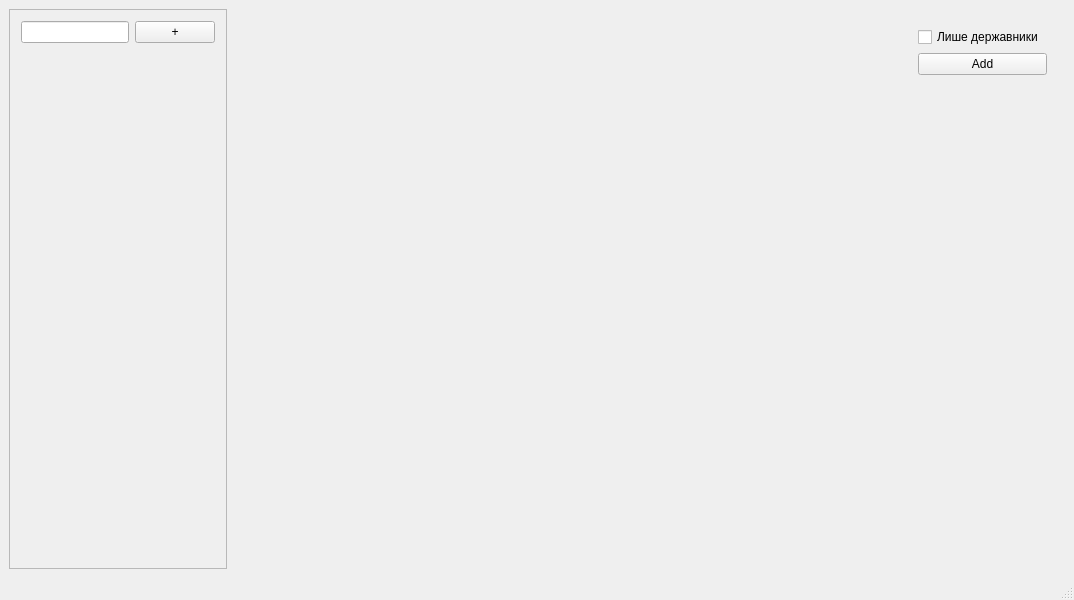
zzvanyazz/Kursova, file Kursova/EducationProgressForms/educationprogressmainwindow.ui: the form before one commit.
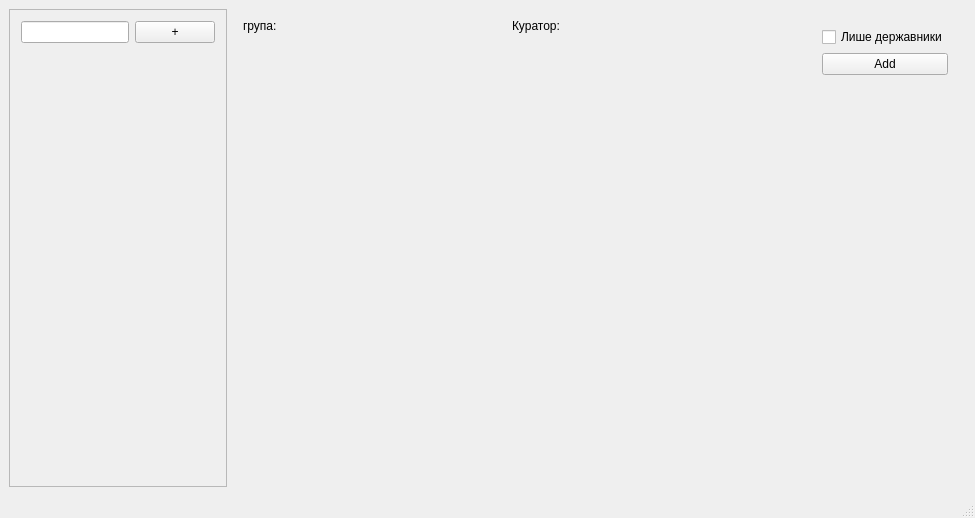
The form after the commit.

What changed in the file:
```diff
--- a/Kursova/EducationProgressForms/educationprogressmainwindow.ui
+++ b/Kursova/EducationProgressForms/educationprogressmainwindow.ui
@@ -6,8 +6,8 @@
    <rect>
     <x>0</x>
     <y>0</y>
-    <width>1074</width>
-    <height>600</height>
+    <width>975</width>
+    <height>518</height>
    </rect>
   </property>
   <property name="sizePolicy">
@@ -25,7 +25,7 @@
      <widget class="QScrollArea" name="scrollArea">
       <property name="sizePolicy">
        <sizepolicy hsizetype="Minimum" vsizetype="Minimum">
-        <horstretch>1</horstretch>
+        <horstretch>2</horstretch>
         <verstretch>0</verstretch>
        </sizepolicy>
       </property>
@@ -38,7 +38,7 @@
          <x>0</x>
          <y>0</y>
          <width>221</width>
-         <height>526</height>
+         <height>444</height>
         </rect>
        </property>
        <property name="sizePolicy">
@@ -149,17 +149,94 @@
      <widget class="QWidget" name="widget_2" native="true">
       <property name="sizePolicy">
        <sizepolicy hsizetype="Minimum" vsizetype="Minimum">
-        <horstretch>4</horstretch>
+        <horstretch>10</horstretch>
         <verstretch>0</verstretch>
        </sizepolicy>
       </property>
+      <layout class="QVBoxLayout" name="verticalLayout_6">
+       <item>
+        <widget class="QWidget" name="InfoWidget" native="true">
+         <property name="sizePolicy">
+          <sizepolicy hsizetype="Minimum" vsizetype="Maximum">
+           <horstretch>0</horstretch>
+           <verstretch>0</verstretch>
+          </sizepolicy>
+         </property>
+         <layout class="QHBoxLayout" name="horizontalLayout_3">
+          <property name="leftMargin">
+           <number>1</number>
+          </property>
+          <property name="topMargin">
+           <number>1</number>
+          </property>
+          <property name="rightMargin">
+           <number>1</number>
+          </property>
+          <property name="bottomMargin">
+           <number>1</number>
+          </property>
+          <item>
+           <widget class="QLabel" name="labelGrup">
+            <property name="sizePolicy">
+             <sizepolicy hsizetype="Maximum" vsizetype="Preferred">
+              <horstretch>0</horstretch>
+              <verstretch>0</verstretch>
+             </sizepolicy>
+            </property>
+            <property name="text">
+             <string>група:</string>
+            </property>
+           </widget>
+          </item>
+          <item>
+           <widget class="QLabel" name="name_grup">
+            <property name="text">
+             <string/>
+            </property>
+           </widget>
+          </item>
+          <item>
+           <widget class="QLabel" name="labelCurator">
+            <property name="sizePolicy">
+             <sizepolicy hsizetype="Maximum" vsizetype="Preferred">
+              <horstretch>0</horstretch>
+              <verstretch>0</verstretch>
+             </sizepolicy>
+            </property>
+            <property name="text">
+             <string>Куратор:</string>
+            </property>
+           </widget>
+          </item>
+          <item>
+           <widget class="QLabel" name="name_curator">
+            <property name="text">
+             <string/>
+            </property>
+           </widget>
+          </item>
+         </layout>
+        </widget>
+       </item>
+       <item>
+        <widget class="QWidget" name="TableConteiner" native="true">
+         <property name="sizePolicy">
+          <sizepolicy hsizetype="Expanding" vsizetype="Preferred">
+           <horstretch>0</horstretch>
+           <verstretch>0</verstretch>
+          </sizepolicy>
+         </property>
+         <layout class="QHBoxLayout" name="horizontalLayout_4"/>
+        </widget>
+       </item>
+      </layout>
      </widget>
     </item>
     <item>
      <widget class="QWidget" name="FunctionalPanelConteiner" native="true">
       <property name="sizePolicy">
        <sizepolicy hsizetype="Minimum" vsizetype="Minimum">
-        <horstretch>1</horstretch>
+        <horstretch>2</horstretch>
         <verstretch>0</verstretch>
        </sizepolicy>
       </property>
@@ -169,6 +246,12 @@
          <layout class="QVBoxLayout" name="verticalLayout_4">
           <item>
            <widget class="QCheckBox" name="CheckFormOfEducation">
+            <property name="sizePolicy">
+             <sizepolicy hsizetype="Minimum" vsizetype="Fixed">
+              <horstretch>0</horstretch>
+              <verstretch>0</verstretch>
+             </sizepolicy>
+            </property>
             <property name="text">
              <string>Лише державники</string>
             </property>
```
Left out of the diff: 4 changed lines with no effect on the pictures.
